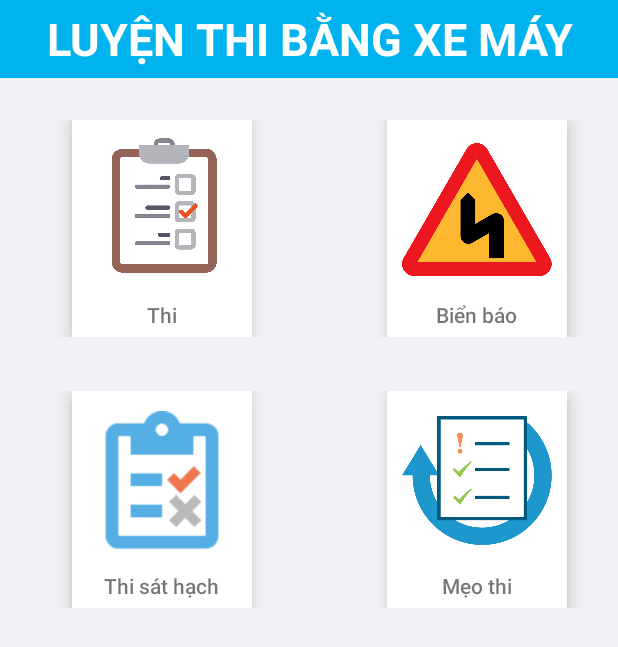
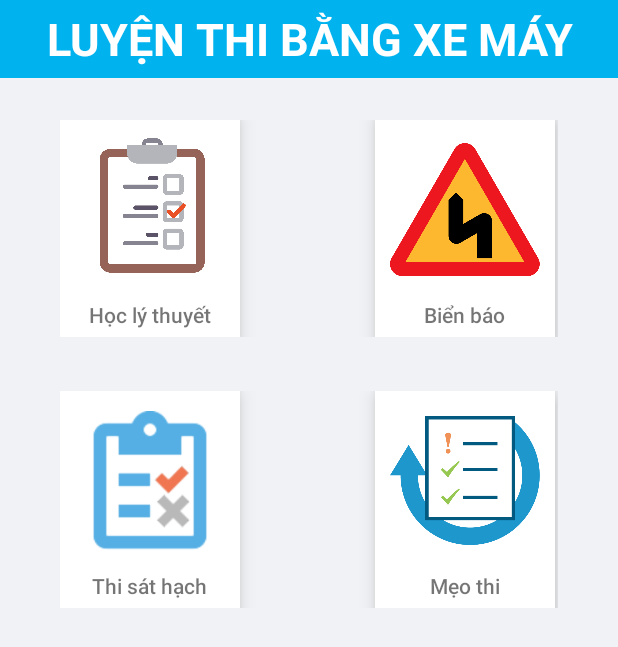
Before and after one commit to PhanDung520/ThiBangA1, an Android app: the screen it shows after launch (MainActivity), on a phone screen of 412 x 824 dp. Shown: the top 647 px of the screen. Run offline under Robolectric (Android 15) with nearby library versions, the phone set to English and light mode, and no system bars.

Commit message:
comttttit1

```diff
--- a/app/src/main/res/layout/activity_main.xml
+++ b/app/src/main/res/layout/activity_main.xml
@@ -23,10 +23,13 @@
 
 
     <LinearLayout
-        android:padding="8dp"
+        android:paddingBottom="8dp"
+        android:paddingTop="8dp"
         android:id="@+id/linearLayoutMain"
         android:layout_width="match_parent"
         android:layout_height="wrap_content"
+        android:paddingRight="40dp"
+        android:paddingLeft="40dp"
         android:layout_marginTop="20dp"
         android:orientation="horizontal">
         <LinearLayout
@@ -35,7 +38,6 @@
             android:background="@color/white"
             android:orientation="vertical"
             android:layout_width="120dp"
-            android:layout_marginLeft="40dp"
             android:layout_height="match_parent">
             <ImageView
                 android:scaleType="centerInside"
@@ -46,7 +48,7 @@
             <TextView
                 android:layout_width="wrap_content"
                 android:layout_height="wrap_content"
-                android:text="Thi"
+                android:text="Học lý thuyết"
                 android:layout_marginBottom="5dp"
                 android:fontFamily="sans-serif-medium"
                 android:layout_gravity="center_horizontal"/>
@@ -95,11 +97,14 @@
     </LinearLayout>
 
     <LinearLayout
-        android:padding="8dp"
         android:id="@+id/linearLayoutMain2"
         android:layout_width="match_parent"
         android:layout_height="wrap_content"
         android:layout_marginTop="20dp"
+        android:paddingLeft="40dp"
+        android:paddingRight="40dp"
+        android:paddingTop="8dp"
+        android:paddingBottom="8dp"
         android:orientation="horizontal">
         <LinearLayout
             android:id="@+id/imgMenuThiSatHach"
@@ -107,7 +112,6 @@
             android:background="@color/white"
             android:orientation="vertical"
             android:layout_width="120dp"
-            android:layout_marginLeft="40dp"
             android:layout_height="match_parent">
             <ImageView
                 android:scaleType="centerInside"
```
